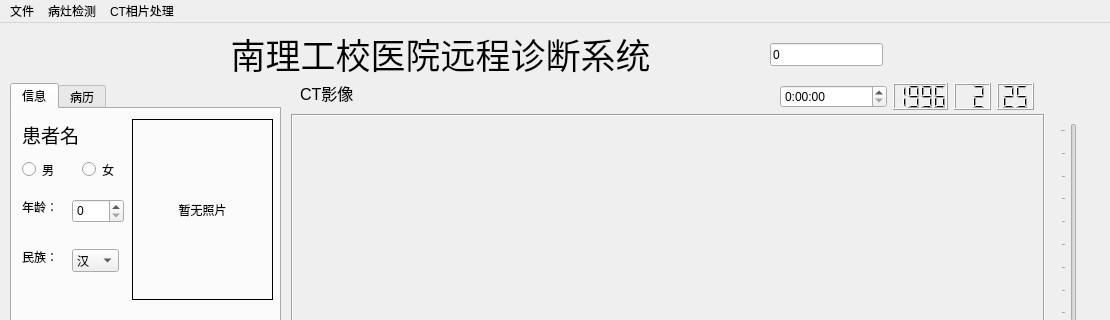
Qt form mainwindow.ui (luolaihua/TeleMedicine) before a commit; both pictures show x 0 to 1110 and y 0 to 320 of the 1110 by 894 pixel window.
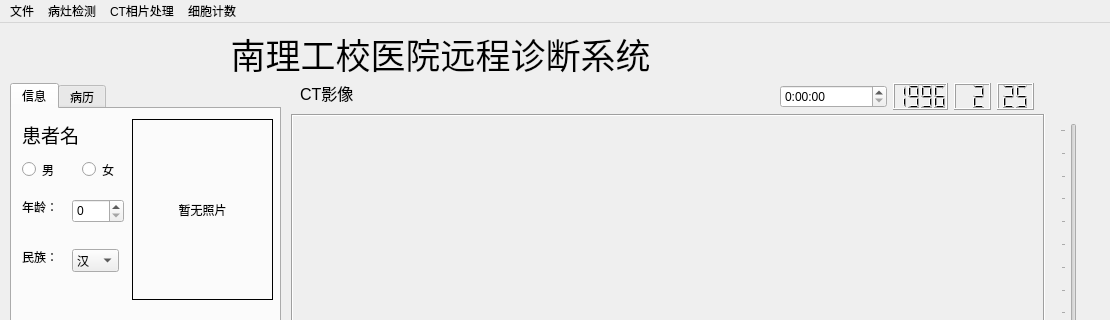
The same form after that commit. Icons and pictures are not drawn.

Commit message: 细胞计数功能初步实现

What changed in the file:
```diff
--- a/mainwindow.ui
+++ b/mainwindow.ui
@@ -626,19 +626,6 @@
      <set>Qt::AlignCenter</set>
     </property>
    </widget>
-   <widget class="QLineEdit" name="lineEdit">
-    <property name="geometry">
-     <rect>
-      <x>770</x>
-      <y>20</y>
-      <width>113</width>
-      <height>23</height>
-     </rect>
-    </property>
-    <property name="text">
-     <string>0</string>
-    </property>
-   </widget>
   </widget>
   <widget class="QMenuBar" name="menubar">
    <property name="geometry">
@@ -676,9 +663,18 @@
     <addaction name="actionsaveCT"/>
     <addaction name="actionexit"/>
    </widget>
+   <widget class="QMenu" name="menu_3">
+    <property name="title">
+     <string>细胞计数</string>
+    </property>
+    <addaction name="actionimportCell"/>
+    <addaction name="actionstartCount"/>
+    <addaction name="actioncellSetting"/>
+   </widget>
    <addaction name="menu_CT"/>
    <addaction name="menu"/>
    <addaction name="menuCT"/>
+   <addaction name="menu_3"/>
   </widget>
   <widget class="QStatusBar" name="statusbar"/>
   <action name="actionStart">
```
Left out of the diff: 63 changed lines with no effect on the pictures. The commit also changes 17 other files.
